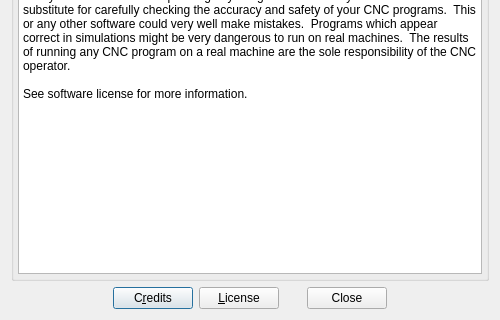
The window that qt/about_dialog.ui (CauldronDevelopmentLLC/CAMotics) describes before a commit, drawn with Qt 5; both pictures show x 0 to 500 and y 173 to 493 of the 500 by 493 pixel window.
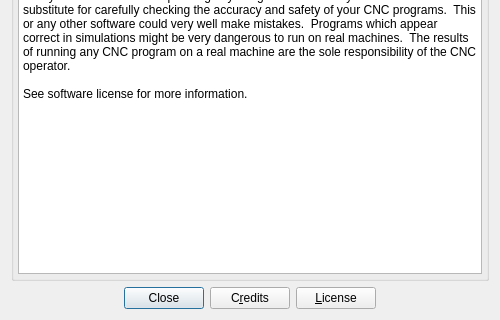
The same window after the commit.

Commit message: Dialog behavior improvements

Patch:
```diff
--- a/qt/about_dialog.ui
+++ b/qt/about_dialog.ui
@@ -148,6 +148,19 @@
        </property>
       </spacer>
      </item>
+     <item>
+      <widget class="QDialogButtonBox" name="buttonBox">
+       <property name="sizePolicy">
+        <sizepolicy hsizetype="Fixed" vsizetype="Fixed">
+         <horstretch>0</horstretch>
+         <verstretch>0</verstretch>
+        </sizepolicy>
+       </property>
+       <property name="standardButtons">
+        <set>QDialogButtonBox::Close</set>
+       </property>
+      </widget>
+     </item>
      <item>
       <widget class="QPushButton" name="creditsPushButton">
        <property name="text">
@@ -162,13 +175,6 @@
        </property>
       </widget>
      </item>
-     <item>
-      <widget class="QDialogButtonBox" name="buttonBox">
-       <property name="standardButtons">
-        <set>QDialogButtonBox::Close</set>
-       </property>
-      </widget>
-     </item>
      <item>
       <spacer name="horizontalSpacer_2">
        <property name="orientation">
```
The commit also changes 11 other files.
